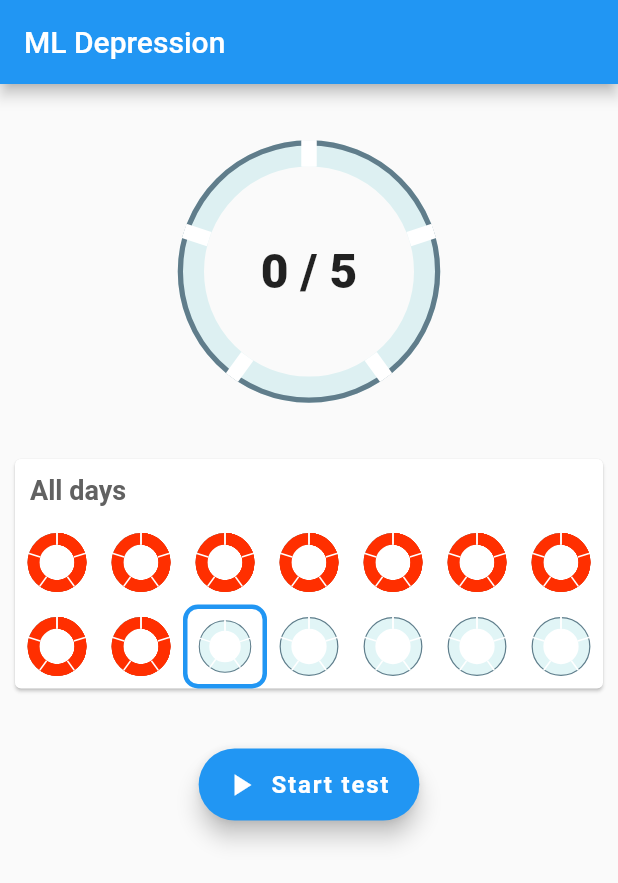
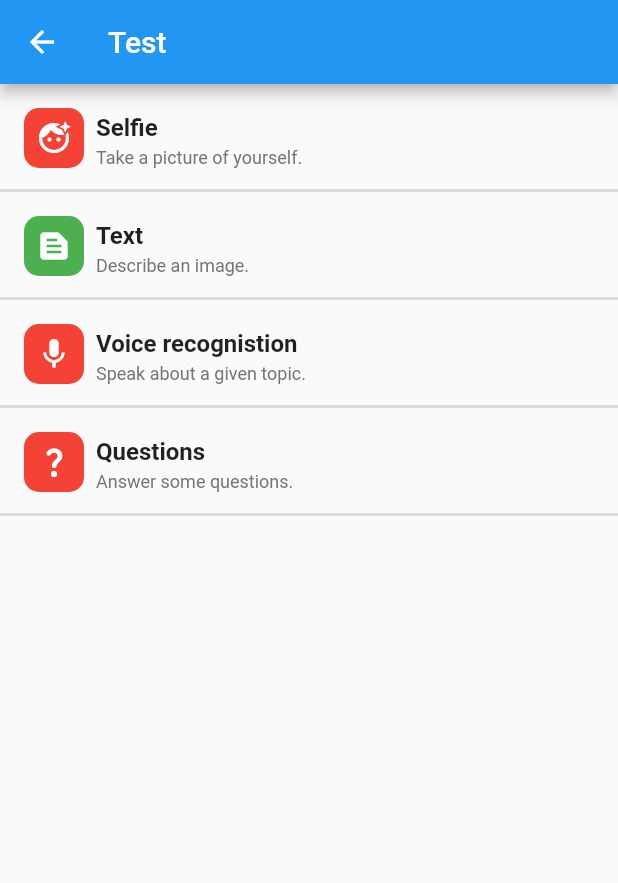
Before and after one commit to AzzamAlsharafi/ml_depression, a Flutter app: the screen it shows after launch, after a tap on "Start test", on a phone screen of 412 x 824 dp. Shown: the top 883 px of the screen. Run offline on Flutter 3.47's test engine with Material 2 defaults, Android fonts, the phone set to English and light mode, and no system bars; drawn by our look-alikes of syncfusion_flutter_gauges.

Commit message:
Add TestsWidget page
TestsWidget page is used to show the list of tests,
and the state of each test
(whether the user finished that specific test or not)

```diff
--- a/lib/HomeWidget.dart
+++ b/lib/HomeWidget.dart
@@ -1,6 +1,7 @@
 import 'dart:math';
 
 import 'package:flutter/material.dart';
+import 'package:ml_depression/TestsWidget.dart';
 import 'package:syncfusion_flutter_gauges/gauges.dart';
 
 class HomeWidget extends StatelessWidget {
@@ -99,7 +100,10 @@ class HomeWidget extends StatelessWidget {
             Padding(
               padding: const EdgeInsets.all(40.0),
               child: FloatingActionButton.extended(
-                onPressed: () {},
+                onPressed: () {
+                  Navigator.push(context,
+                  MaterialPageRoute(builder: (context) => const TestsWidget()));
+                },
                 label: const Text(
                   "Start test",
                   style: TextStyle(
--- /dev/null
+++ b/lib/TestsWidget.dart
@@ -0,0 +1,101 @@
+import 'package:flutter/material.dart';
+import 'package:flutter/src/foundation/key.dart';
+import 'package:flutter/src/widgets/framework.dart';
+
+class TestsWidget extends StatelessWidget {
+  const TestsWidget({Key? key}) : super(key: key);
+
+  final items = const [
+    Item("Selfie", "Take a picture of yourself.", false,
+        Icons.face_retouching_natural),
+    Item("Text", "Describe an image.", true, Icons.text_snippet),
+    Item("Voice recognistion", "Speak about a given topic.", false, Icons.mic),
+    Item("Questions", "Answer some questions.", false,
+        Icons.question_mark_rounded),
+  ];
+
+  @override
+  Widget build(BuildContext context) {
+    return Scaffold(
+      appBar: AppBar(
+        title: const Text("Test"),
+      ),
+      body: Column(
+        children:
+            List.generate(items.length, (index) => ItemWidget(items[index])),
+      ),
+    );
+  }
+}
+
+class ItemWidget extends StatelessWidget {
+  const ItemWidget(this.item, {Key? key}) : super(key: key);
+
+  final Item item;
+
+  @override
+  Widget build(BuildContext context) {
+    return Column(
+      children: [
+        InkWell(
+          onTap: () {},
+          child: Padding(
+            padding: const EdgeInsets.all(8.0),
+            child: Row(
+              children: [
+                Container(
+                  margin: const EdgeInsets.all(8),
+                  decoration: BoxDecoration(
+                    color: item.state ? Colors.green : Colors.red,
+                    borderRadius: BorderRadius.circular(10),
+                  ),
+                  child: Padding(
+                    padding: const EdgeInsets.all(8.0),
+                    child: Icon(
+                      item.icon,
+                      color: Colors.white,
+                    ),
+                  ),
+                ),
+                Expanded(
+                  child: Column(
+                    crossAxisAlignment: CrossAxisAlignment.start,
+                    mainAxisAlignment: MainAxisAlignment.start,
+                    children: [
+                      Padding(
+                        padding: const EdgeInsets.symmetric(vertical: 4.0),
+                        child: Text(
+                          item.title,
+                          style: const TextStyle(
+                              fontSize: 16, fontWeight: FontWeight.bold),
+                        ),
+                      ),
+                      Text(
+                        item.description,
+                        style: TextStyle(
+                            fontSize: 12, color: Colors.grey.shade600),
+                      ),
+                    ],
+                  ),
+                ),
+              ],
+            ),
+          ),
+        ),
+        const Divider(
+          thickness: 2,
+          height: 0,
+        )
+      ],
+    );
+  }
+}
+
+class Item {
+  const Item(this.title, this.description, this.state, this.icon);
+
+  final String title;
+  final String description;
+  final bool state; // TODO: change state to double, and use it for depression level percent of this test
+  final IconData icon;
+}
```
